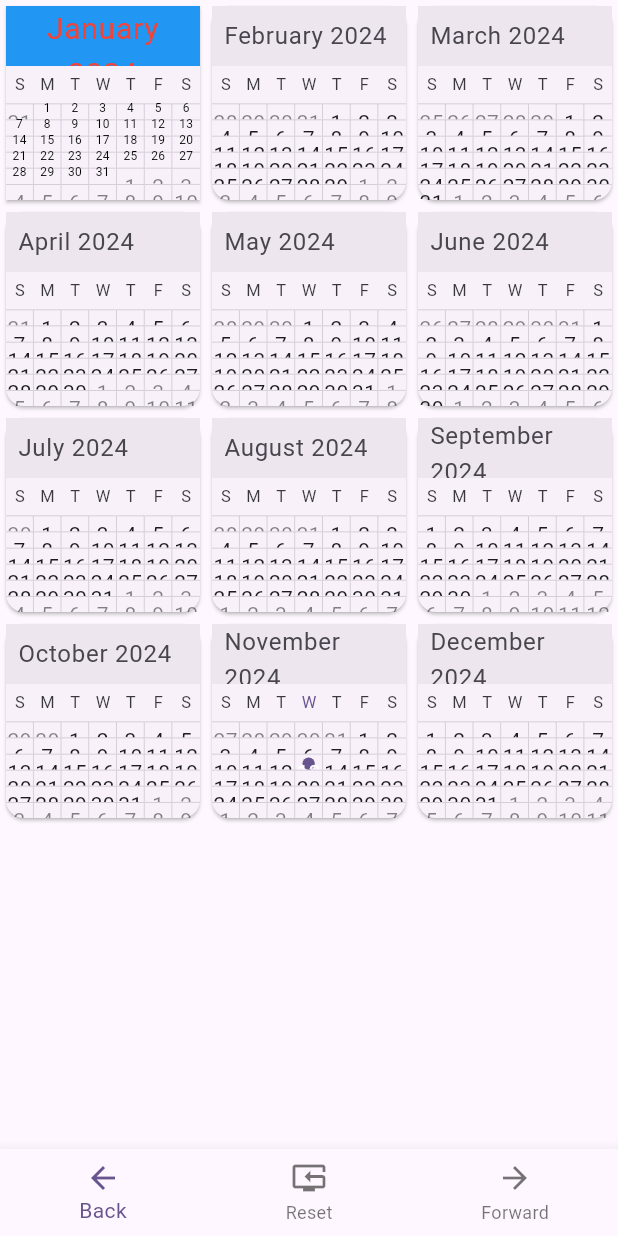
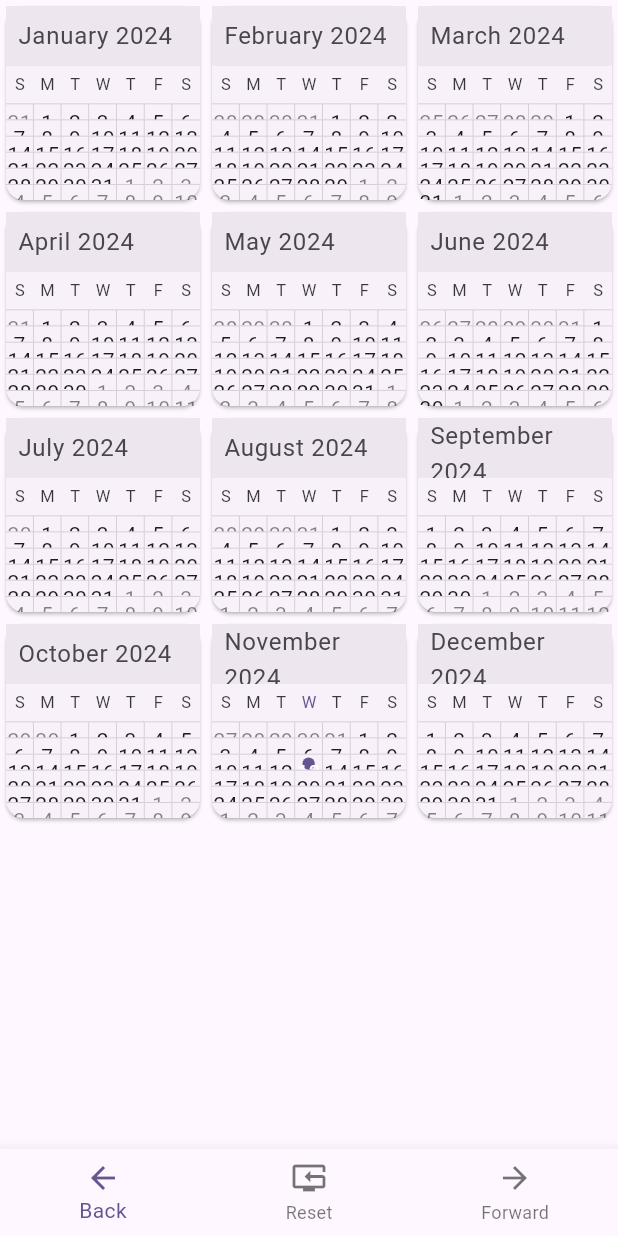
Before and after one commit to JoDi-2903/SkillForge, a Flutter app: the screen it shows after launch, on a phone screen of 412 x 824 dp. Run offline on Flutter 3.47's test engine with Material 3 defaults, Android fonts, the phone set to English and light mode, and no system bars; drawn by our look-alikes of syncfusion_flutter_calendar.

Commit message:
Changed Calendars into lists and inherited class. Calendar controller properly working.

```diff
--- a/UI/flutter_application_1/lib/main.dart
+++ b/UI/flutter_application_1/lib/main.dart
@@ -60,11 +60,27 @@ class MyHomePage extends StatefulWidget {
 class _MyHomePageState extends State<MyHomePage> {
   int _selectedIndex = 0;
   int displayedYear = DateTime.now().year;
-  late CalendarController _controller;
+  final controllers = <CalendarController>[
+    CalendarController(),
+    CalendarController(),
+    CalendarController(),
+    CalendarController(),
+    CalendarController(),
+    CalendarController(),
+    CalendarController(),
+    CalendarController(),
+    CalendarController(),
+    CalendarController(),
+    CalendarController(),
+    CalendarController(),
+  ];
+
 
   @override
   void initState() {
-    _controller = CalendarController();
+    for (var i = 0; i < 12; i++) {
+      controllers[i] = CalendarController();
+    }
     super.initState();
   }
 
@@ -72,19 +88,43 @@ class _MyHomePageState extends State<MyHomePage> {
     setState(() {
       _selectedIndex = index;
       if (index == 0){
-        _controller.backward!();
+        for (var i = 0; i < 12; i++) {
+          for (var j = 0; j < 12; j++){
+            controllers[i].backward!();
+          }
+        }
       }
       else if (index == 2){
-        _controller.forward!();
+        for (var i = 0; i < 12; i++) {
+          for (var j = 0; j < 12; j++){
+            controllers[i].forward!();
+          }
+        }
       }
       else{
-
+        for (var i = 0; i < 12; i++) {
+          controllers[i].displayDate = DateTime(DateTime.now().year, i+1);
+        }
       }
       print(index);
     });
   }
   @override
   Widget build(BuildContext context) {
+    final yearCalendar = <Card>[
+    Card(child: MonthCalendar(initDate: DateTime(DateTime.now().year, 1),control:controllers[0])),
+    Card(child: MonthCalendar(initDate: DateTime(DateTime.now().year, 2),control:controllers[1])),
+    Card(child: MonthCalendar(initDate: DateTime(DateTime.now().year, 3),control:controllers[2])),
+    Card(child: MonthCalendar(initDate: DateTime(DateTime.now().year, 4),control:controllers[3])),
+    Card(child: MonthCalendar(initDate: DateTime(DateTime.now().year, 5),control:controllers[4])),
+    Card(child: MonthCalendar(initDate: DateTime(DateTime.now().year, 6),control:controllers[5])),
+    Card(child: MonthCalendar(initDate: DateTime(DateTime.now().year, 7),control:controllers[6])),
+    Card(child: MonthCalendar(initDate: DateTime(DateTime.now().year, 8),control:controllers[7])),
+    Card(child: MonthCalendar(initDate: DateTime(DateTime.now().year, 9),control:controllers[8])),
+    Card(child: MonthCalendar(initDate: DateTime(DateTime.now().year, 10),control:controllers[9])),
+    Card(child: MonthCalendar(initDate: DateTime(DateTime.now().year, 11),control:controllers[10])),
+    Card(child: MonthCalendar(initDate: DateTime(DateTime.now().year, 12),control:controllers[11])),
+  ];
     return Scaffold(
       bottomNavigationBar: BottomNavigationBar(
         items: const <BottomNavigationBarItem>[
@@ -108,7 +148,7 @@ class _MyHomePageState extends State<MyHomePage> {
         GridView.count(
           crossAxisCount: 3,
           children: <Widget>[
-            Card(
+            /*Card(
               shape: RoundedRectangleBorder(
                 borderRadius: BorderRadius.circular(0)
               ),
@@ -128,53 +168,21 @@ class _MyHomePageState extends State<MyHomePage> {
                 ),
 
               ),
-            ),
+            ),*/
             ///////////////////////////////////////////////////
             //Currently Placeholder, probably better to inherit
-            Card(
-              child:
-              SfCalendar(view: CalendarView.month, initialDisplayDate: DateTime(DateTime.now().year, 2)),
-              ),
-            Card(
-              child:
-              SfCalendar(view: CalendarView.month, initialDisplayDate: DateTime(DateTime.now().year, 3)),
-              ),
-            Card(
-              child:
-              SfCalendar(view: CalendarView.month, initialDisplayDate: DateTime(DateTime.now().year, 4)),
-              ),
-            Card(
-              child:
-              SfCalendar(view: CalendarView.month, initialDisplayDate: DateTime(DateTime.now().year, 5)),
-              ),
-            Card(
-              child:
-              SfCalendar(view: CalendarView.month, initialDisplayDate: DateTime(DateTime.now().year, 6)),
-              ),
-            Card(
-              child:
-              SfCalendar(view: CalendarView.month, initialDisplayDate: DateTime(DateTime.now().year, 7)),
-              ),
-            Card(
-              child:
-              SfCalendar(view: CalendarView.month, initialDisplayDate: DateTime(DateTime.now().year, 8)),
-              ),
-            Card(
-              child:
-              SfCalendar(view: CalendarView.month, initialDisplayDate: DateTime(DateTime.now().year, 9)),
-              ),
-            Card(
-              child:
-              SfCalendar(view: CalendarView.month, initialDisplayDate: DateTime(DateTime.now().year, 10)),
-              ),
-            Card(
-              child:
-              SfCalendar(view: CalendarView.month, initialDisplayDate: DateTime(DateTime.now().year, 11)),
-              ),
-            Card(
-              child:
-              SfCalendar(view: CalendarView.month, initialDisplayDate: DateTime(DateTime.now().year, 12)),
-              ),
+            yearCalendar[0],
+            yearCalendar[1],
+            yearCalendar[2],
+            yearCalendar[3],
+            yearCalendar[4],
+            yearCalendar[5],
+            yearCalendar[6],
+            yearCalendar[7],
+            yearCalendar[8],
+            yearCalendar[9],
+            yearCalendar[10],
+            yearCalendar[11],
 
           ],
         ),
@@ -205,3 +213,12 @@ class AutoScalingFactor {
   static double smallTextScaler(BuildContext context) => isLowHeigth(context) ? 4 : 8;
   static double largeTextScaler(BuildContext context) => isLowHeigth(context) ? 8 : 16;
 }
+
+class MonthCalendar extends SfCalendar {
+  MonthCalendar({DateTime?initDate, this.control}):
+  initDate = initDate ?? DateTime(DateTime.now().year, DateTime.now().month, DateTime.now().day,
+  08, 45),
+  super(view: CalendarView.month, initialDisplayDate: initDate, controller: control);
+  final DateTime initDate;
+  final CalendarController?control;
+}
```
